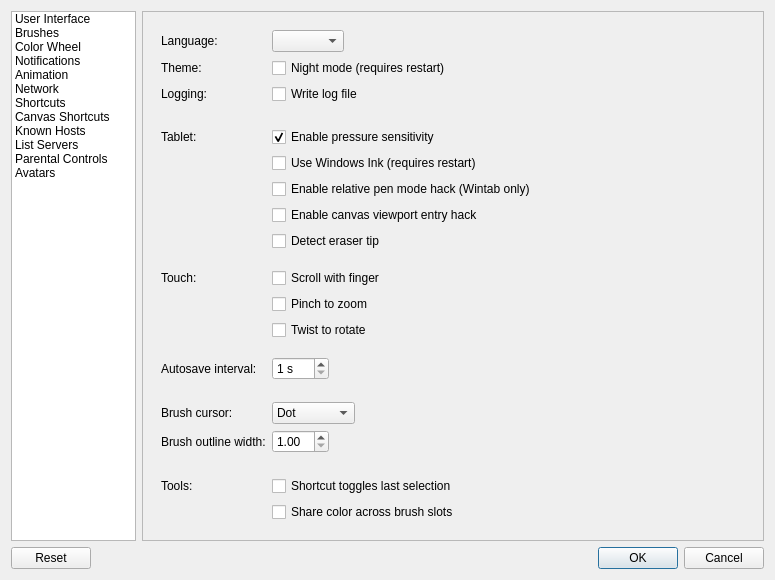
The window that src/desktop/ui/settings.ui (drawpile/Drawpile) describes before a commit, drawn with Qt 5.
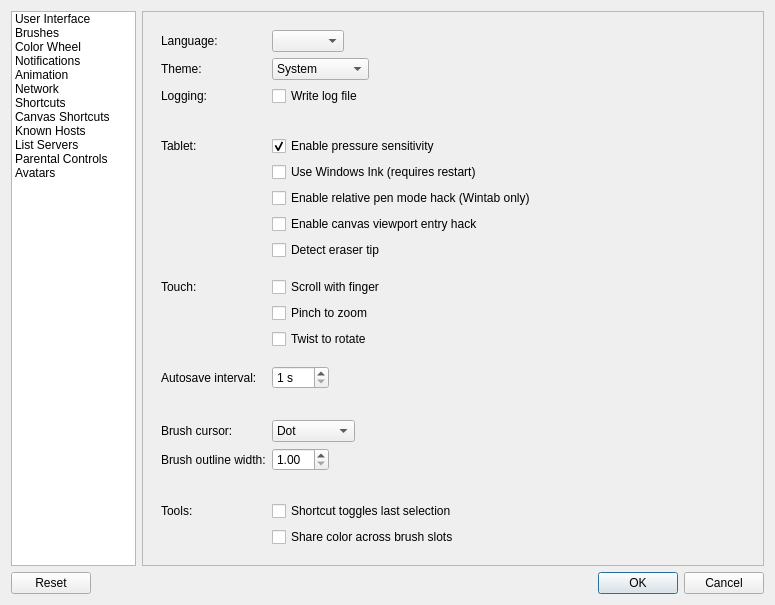
The same window after the commit. Icons and pictures are not drawn. Custom widgets are drawn as their Qt base class.

Commit message: Make widget style choosable

Patch:
```diff
--- a/src/desktop/ui/settings.ui
+++ b/src/desktop/ui/settings.ui
@@ -7,7 +7,7 @@
     <x>0</x>
     <y>0</y>
     <width>775</width>
-    <height>580</height>
+    <height>605</height>
    </rect>
   </property>
   <property name="windowTitle">
@@ -116,28 +116,21 @@
               </property>
              </widget>
             </item>
-            <item row="3" column="1">
-             <widget class="QCheckBox" name="nightmode">
-              <property name="text">
-               <string>Night mode (requires restart)</string>
-              </property>
-             </widget>
-            </item>
-            <item row="4" column="0">
+            <item row="5" column="0">
              <widget class="QLabel" name="label_17">
               <property name="text">
                <string>Logging:</string>
               </property>
              </widget>
             </item>
-            <item row="4" column="1">
+            <item row="5" column="1">
              <widget class="QCheckBox" name="logfile">
               <property name="text">
                <string>Write log file</string>
               </property>
              </widget>
             </item>
-            <item row="5" column="1">
+            <item row="6" column="1">
              <spacer name="verticalSpacer_2">
               <property name="orientation">
                <enum>Qt::Vertical</enum>
@@ -150,14 +143,14 @@
               </property>
              </spacer>
             </item>
-            <item row="6" column="0">
+            <item row="7" column="0">
              <widget class="QLabel" name="label_7">
               <property name="text">
                <string>Tablet:</string>
               </property>
              </widget>
             </item>
-            <item row="6" column="1">
+            <item row="7" column="1">
              <widget class="QCheckBox" name="tabletSupport">
               <property name="text">
                <string>Enable pressure sensitivity</string>
@@ -167,28 +160,28 @@
               </property>
              </widget>
             </item>
-            <item row="7" column="1">
+            <item row="8" column="1">
              <widget class="QCheckBox" name="windowsink">
               <property name="text">
                <string>Use Windows Ink (requires restart)</string>
               </property>
              </widget>
             </item>
-            <item row="8" column="1">
+            <item row="9" column="1">
              <widget class="QCheckBox" name="relativePenModeHack">
               <property name="text">
                <string>Enable relative pen mode hack (Wintab only)</string>
               </property>
              </widget>
             </item>
-            <item row="10" column="1">
+            <item row="11" column="1">
              <widget class="QCheckBox" name="tabletEraser">
               <property name="text">
                <string>Detect eraser tip</string>
               </property>
              </widget>
             </item>
-            <item row="11" column="1">
+            <item row="12" column="1">
              <spacer name="verticalSpacer_5">
               <property name="orientation">
                <enum>Qt::Vertical</enum>
@@ -204,35 +197,35 @@
               </property>
              </spacer>
             </item>
-            <item row="12" column="0">
+            <item row="13" column="0">
              <widget class="QLabel" name="label_12">
               <property name="text">
                <string>Touch:</string>
               </property>
              </widget>
             </item>
-            <item row="12" column="1">
+            <item row="13" column="1">
              <widget class="QCheckBox" name="touchscroll">
               <property name="text">
                <string>Scroll with finger</string>
               </property>
              </widget>
             </item>
-            <item row="13" column="1">
+            <item row="14" column="1">
              <widget class="QCheckBox" name="touchpinch">
               <property name="text">
                <string>Pinch to zoom</string>
               </property>
              </widget>
             </item>
-            <item row="14" column="1">
+            <item row="15" column="1">
              <widget class="QCheckBox" name="touchtwist">
               <property name="text">
                <string>Twist to rotate</string>
               </property>
              </widget>
             </item>
-            <item row="15" column="1">
+            <item row="16" column="1">
              <spacer name="verticalSpacer_3">
               <property name="orientation">
                <enum>Qt::Vertical</enum>
@@ -248,14 +241,14 @@
               </property>
              </spacer>
             </item>
-            <item row="17" column="0">
+            <item row="18" column="0">
              <widget class="QLabel" name="label_11">
               <property name="text">
                <string>Autosave interval:</string>
               </property>
              </widget>
             </item>
-            <item row="17" column="1">
+            <item row="18" column="1">
              <widget class="QSpinBox" name="autosaveInterval">
               <property name="suffix">
                <string> s</string>
@@ -268,7 +261,7 @@
               </property>
              </widget>
             </item>
-            <item row="18" column="1">
+            <item row="19" column="1">
              <spacer name="verticalSpacer_9">
               <property name="orientation">
                <enum>Qt::Vertical</enum>
@@ -281,14 +274,14 @@
               </property>
              </spacer>
             </item>
-            <item row="19" column="0">
+            <item row="20" column="0">
              <widget class="QLabel" name="label_16">
               <property name="text">
                <string>Brush cursor:</string>
               </property>
              </widget>
             </item>
-            <item row="19" column="1">
+            <item row="20" column="1">
              <widget class="QComboBox" name="brushCursorBox">
               <item>
                <property name="text">
@@ -307,7 +300,7 @@
               </item>
              </widget>
             </item>
-            <item row="21" column="1">
+            <item row="22" column="1">
              <spacer name="verticalSpacer">
               <property name="orientation">
                <enum>Qt::Vertical</enum>
@@ -320,28 +313,28 @@
               </property>
              </spacer>
             </item>
-            <item row="22" column="0">
+            <item row="23" column="0">
              <widget class="QLabel" name="label_2">
               <property name="text">
                <string>Tools:</string>
               </property>
              </widget>
             </item>
-            <item row="22" column="1">
+            <item row="23" column="1">
              <widget class="QCheckBox" name="toolToggleShortcut">
               <property name="text">
                <string>Shortcut toggles last selection</string>
               </property>
              </widget>
             </item>
-            <item row="23" column="1">
+            <item row="24" column="1">
              <widget class="QCheckBox" name="shareBrushSlotColor">
               <property name="text">
                <string>Share color across brush slots</string>
               </property>
              </widget>
             </item>
-            <item row="9" column="1">
+            <item row="10" column="1">
              <widget class="QCheckBox" name="viewportEntryHack">
               <property name="toolTip">
                <string>Enable this workaround if your cursor doesn't update when you move it into the canvas with the tablet pen.</string>
@@ -351,7 +344,7 @@
               </property>
              </widget>
             </item>
-            <item row="20" column="1">
+            <item row="21" column="1">
              <widget class="QDoubleSpinBox" name="brushOutlineWidth">
               <property name="minimum">
                <double>1.000000000000000</double>
@@ -364,13 +357,32 @@
               </property>
              </widget>
             </item>
-            <item row="20" column="0">
+            <item row="21" column="0">
              <widget class="QLabel" name="label_30">
               <property name="text">
                <string>Brush outline width:</string>
               </property>
              </widget>
             </item>
+            <item row="3" column="1">
+             <widget class="QComboBox" name="themeChoice">
+              <item>
+               <property name="text">
+                <string>System</string>
+               </property>
+              </item>
+              <item>
+               <property name="text">
+                <string>Fusion</string>
+               </property>
+              </item>
+              <item>
+               <property name="text">
+                <string>Fusion Dark</string>
+               </property>
+              </item>
+             </widget>
+            </item>
            </layout>
           </widget>
           <widget class="QWidget" name="brushPage">
```
Left out of the diff: 20 changed lines with no effect on the pictures. The commit also changes 3 other files.
